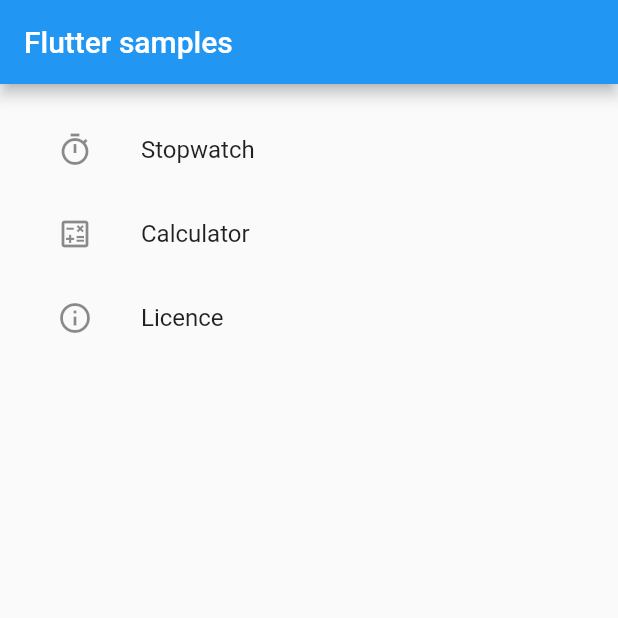
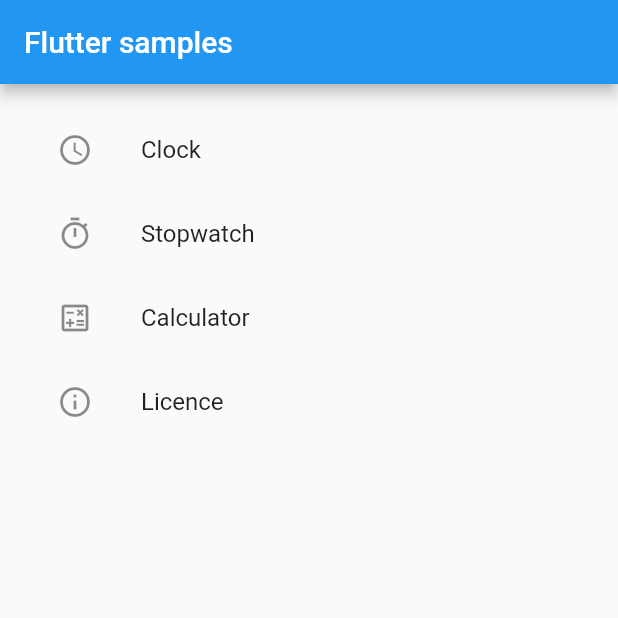
Before and after one commit to JSP-Iwahashi/flutter_samples, a Flutter app: the screen it shows after launch, on a phone screen of 412 x 824 dp, the top half of it. Run offline on Flutter 3.47's test engine with Material 2 defaults, Android fonts, the phone set to English and light mode, and no system bars; our stand-ins replace flutter_svg; missing offline and left inert: expressions.

Commit message:
時計アプリ追加

```diff
--- a/lib/routes.dart
+++ b/lib/routes.dart
@@ -1,9 +1,11 @@
 import 'package:flutter_samples/view/calculator/calculator_page.dart';
+import 'package:flutter_samples/view/clock/clock_page.dart';
 import 'package:flutter_samples/view/stopwatch/stopwatch_page.dart';
 import 'package:flutter_samples/view/top_page.dart';
 
 enum AppRoute {
   top,
+  clock,
   stopwatch,
   calculator,
   // license,
@@ -14,6 +16,8 @@
     switch (this) {
       case AppRoute.top:
         return '/';
+      case AppRoute.clock:
+        return '/clock';
       case AppRoute.stopwatch:
         return '/stopwatch';
       case AppRoute.calculator:
@@ -26,6 +30,7 @@
 
 final appRoutes = {
   AppRoute.top.routeName: (context) => const TopPage(),
+  AppRoute.clock.routeName: (context) => const ClockPage(),
   AppRoute.stopwatch.routeName: (context) => const StopwatchPage(),
   AppRoute.calculator.routeName: (context) => const CalculatorPage(),
   // AppRoute.license.routeName: (context) => const MyLicensePage(),
--- a/lib/view/top_page.dart
+++ b/lib/view/top_page.dart
@@ -20,6 +20,12 @@
             restorationId: 'top_page_list_view',
             padding: const EdgeInsets.all(16),
             children: [
+              ListTile(
+                leading: const Icon(Icons.access_time),
+                title: const Text('Clock'),
+                onTap: () => Navigator.of(context)
+                    .pushNamed(AppRoute.clock.routeName),
+              ),
               ListTile(
                 leading: const Icon(Icons.timer_outlined),
                 title: const Text('Stopwatch'),
--- a/pubspec.yaml
+++ b/pubspec.yaml
@@ -15,6 +15,7 @@
   cupertino_icons: ^1.0.2
   intl: ^0.17.0
   expressions: ^0.2.4
+  flutter_svg: ^1.1.4
 
 dev_dependencies:
   flutter_test:
@@ -24,9 +25,8 @@
 flutter:
   uses-material-design: true
 
-  # assets:
-  #   - images/a_dot_burr.jpeg
-  #   - images/a_dot_ham.jpeg
+  assets:
+    - assets/
 
   # fonts:
   #   - family: Schyler
```
Also changed, not shown: lib/view/clock/clock_page.dart (added, +69 -0 lines), assets/clock.svg (added), assets/hour_hand.svg (added), assets/minute_hand.svg (added), assets/second_hand.svg (added), pubspec.lock.
